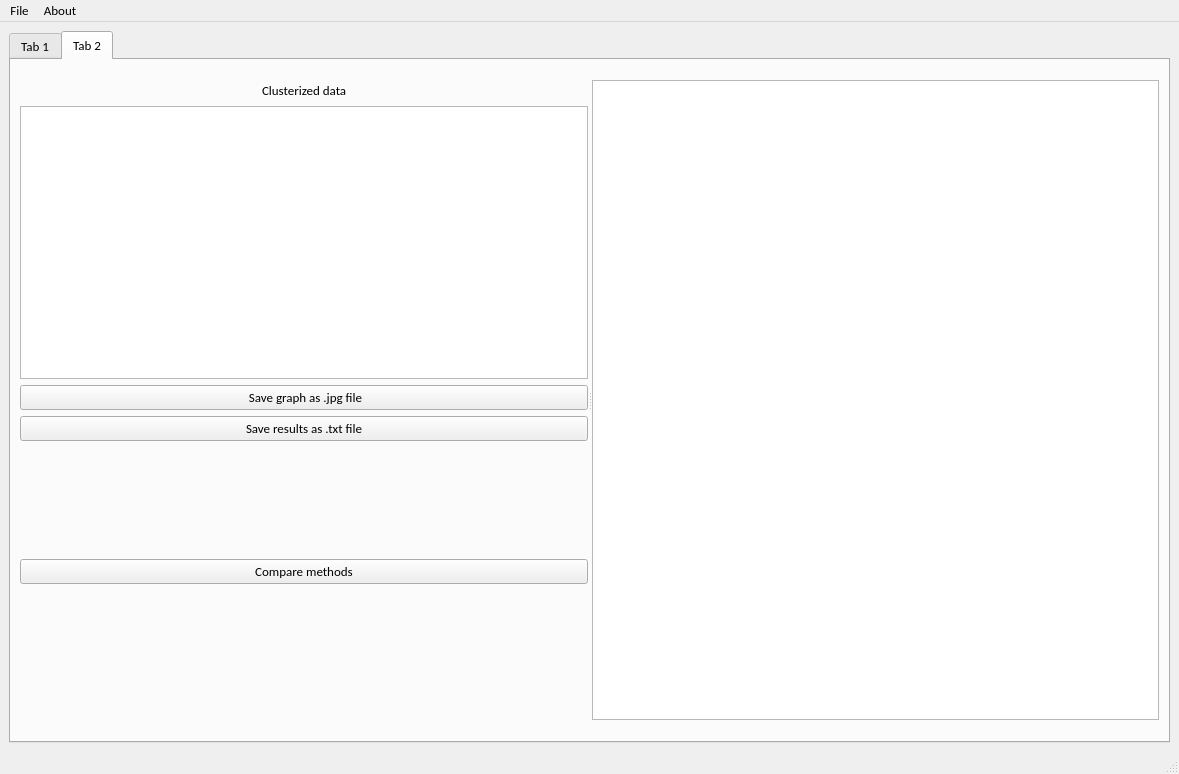
Avgustineiw/Music_Mental_Health_Clustering_Interactive_Application, file GUI/mainwindow.ui: the form before one commit.
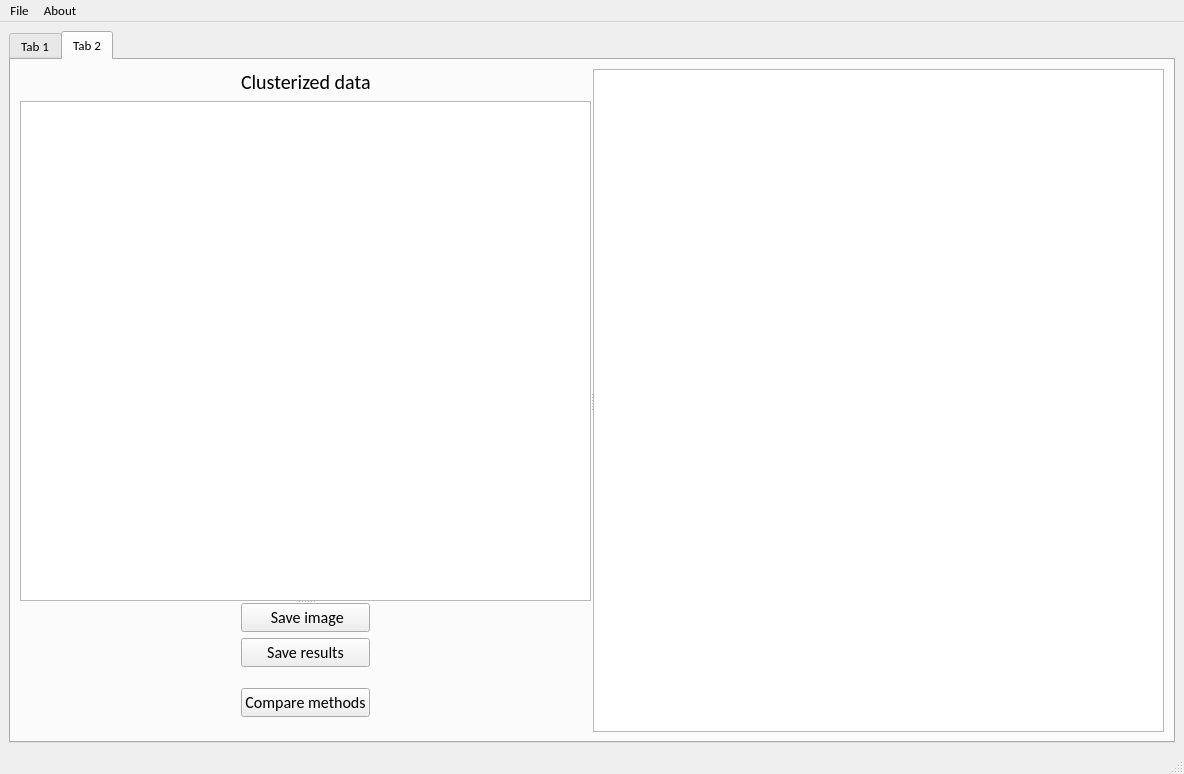
The form after the commit. The open tabs and pages were chosen to show the change.

Diff of the .ui file:
```diff
--- a/GUI/mainwindow.ui
+++ b/GUI/mainwindow.ui
@@ -6,7 +6,7 @@
    <rect>
     <x>0</x>
     <y>0</y>
-    <width>1179</width>
+    <width>1184</width>
     <height>774</height>
    </rect>
   </property>
@@ -430,14 +430,24 @@
        <attribute name="title">
         <string>Tab 2</string>
        </attribute>
-       <layout class="QGridLayout" name="gridLayout_21">
+       <layout class="QGridLayout" name="gridLayout_24">
         <item row="0" column="0">
+         <widget class="QSplitter" name="splitter_5">
+          <property name="orientation">
+           <enum>Qt::Horizontal</enum>
+          </property>
+          <property name="handleWidth">
+           <number>2</number>
+          </property>
          <widget class="QSplitter" name="splitter_2">
           <property name="orientation">
-           <enum>Qt::Horizontal</enum>
+            <enum>Qt::Vertical</enum>
+           </property>
+           <property name="handleWidth">
+            <number>2</number>
           </property>
           <widget class="QWidget" name="">
-           <layout class="QGridLayout" name="gridLayout_20">
+            <layout class="QGridLayout" name="gridLayout_22">
             <item row="0" column="0">
              <layout class="QGridLayout" name="gridLayout_10">
               <item row="0" column="0">
@@ -455,6 +465,15 @@
               </item>
               <item row="0" column="1">
                <widget class="QLabel" name="label_3">
+                 <property name="font">
+                  <font>
+                   <family>Calibri</family>
+                   <pointsize>15</pointsize>
+                   <bold>false</bold>
+                   <strikeout>false</strikeout>
+                   <kerning>true</kerning>
+                  </font>
+                 </property>
                 <property name="text">
                  <string>Clusterized data</string>
                 </property>
@@ -476,27 +495,86 @@
              </layout>
             </item>
             <item row="1" column="0">
-             <widget class="QTableView" name="tableView_clusterize"/>
-            </item>
-            <item row="2" column="0">
+              <widget class="QTableView" name="tableView_clusterize">
+               <property name="minimumSize">
+                <size>
+                 <width>150</width>
+                 <height>500</height>
+                </size>
+               </property>
+              </widget>
+             </item>
+            </layout>
+           </widget>
+           <widget class="QWidget" name="">
+            <layout class="QGridLayout" name="gridLayout_23">
+             <item row="0" column="0">
+              <spacer name="verticalSpacer_7">
+               <property name="orientation">
+                <enum>Qt::Vertical</enum>
+               </property>
+               <property name="sizeHint" stdset="0">
+                <size>
+                 <width>20</width>
+                 <height>17</height>
+                </size>
+               </property>
+              </spacer>
+             </item>
+             <item row="1" column="0">
+              <layout class="QGridLayout" name="gridLayout_21">
+               <item row="0" column="0">
+                <spacer name="horizontalSpacer_10">
+                 <property name="orientation">
+                  <enum>Qt::Horizontal</enum>
+                 </property>
+                 <property name="sizeHint" stdset="0">
+                  <size>
+                   <width>40</width>
+                   <height>20</height>
+                  </size>
+                 </property>
+                </spacer>
+               </item>
+               <item row="0" column="1">
+                <layout class="QGridLayout" name="gridLayout_20">
+                 <item row="0" column="0">
              <layout class="QGridLayout" name="gridLayout_7">
-              <item row="0" column="0">
-               <widget class="QPushButton" name="pushButton_8">
+                   <item row="2" column="0">
+                    <widget class="QPushButton" name="pb_saveResults">
+                     <property name="font">
+                      <font>
+                       <family>Calibri</family>
+                       <pointsize>12</pointsize>
+                       <bold>false</bold>
+                       <strikeout>false</strikeout>
+                       <kerning>true</kerning>
+                      </font>
+                     </property>
                 <property name="text">
-                 <string> Save graph as .jpg file</string>
+                      <string>Save results</string>
                 </property>
                </widget>
               </item>
               <item row="1" column="0">
-               <widget class="QPushButton" name="pushButton_9">
+                    <widget class="QPushButton" name="pb_saveGraph">
+                     <property name="font">
+                      <font>
+                       <family>Calibri</family>
+                       <pointsize>12</pointsize>
+                       <bold>false</bold>
+                       <strikeout>false</strikeout>
+                       <kerning>true</kerning>
+                      </font>
+                     </property>
                 <property name="text">
-                 <string>Save results as .txt file</string>
+                      <string> Save image</string>
                 </property>
                </widget>
               </item>
              </layout>
             </item>
-            <item row="3" column="0">
+                 <item row="1" column="0">
              <layout class="QGridLayout" name="gridLayout_9">
               <item row="0" column="0">
                <layout class="QGridLayout" name="gridLayout_8">
@@ -514,7 +592,16 @@
                  </spacer>
                 </item>
                 <item row="1" column="0">
-                 <widget class="QPushButton" name="pushButton_10">
+                      <widget class="QPushButton" name="pb_compare">
+                       <property name="font">
+                        <font>
+                         <family>Calibri</family>
+                         <pointsize>12</pointsize>
+                         <bold>false</bold>
+                         <strikeout>false</strikeout>
+                         <kerning>true</kerning>
+                        </font>
+                       </property>
                   <property name="text">
                    <string>Compare methods</string>
                   </property>
@@ -538,12 +625,30 @@
              </layout>
             </item>
            </layout>
+               </item>
+               <item row="0" column="2">
+                <spacer name="horizontalSpacer_11">
+                 <property name="orientation">
+                  <enum>Qt::Horizontal</enum>
+                 </property>
+                 <property name="sizeHint" stdset="0">
+                  <size>
+                   <width>40</width>
+                   <height>20</height>
+                  </size>
+                 </property>
+                </spacer>
+               </item>
+              </layout>
+             </item>
+            </layout>
+           </widget>
           </widget>
           <widget class="QGraphicsView" name="graphicsView">
            <property name="maximumSize">
             <size>
-             <width>780</width>
-             <height>640</height>
+             <width>900</width>
+             <height>700</height>
             </size>
            </property>
           </widget>
@@ -560,7 +665,7 @@
     <rect>
      <x>0</x>
      <y>0</y>
-     <width>1179</width>
+     <width>1184</width>
      <height>26</height>
     </rect>
    </property>
```
Left out of the diff: 76 changed lines with no effect on the pictures. Lines whose indentation alone changed are shown as unchanged.
